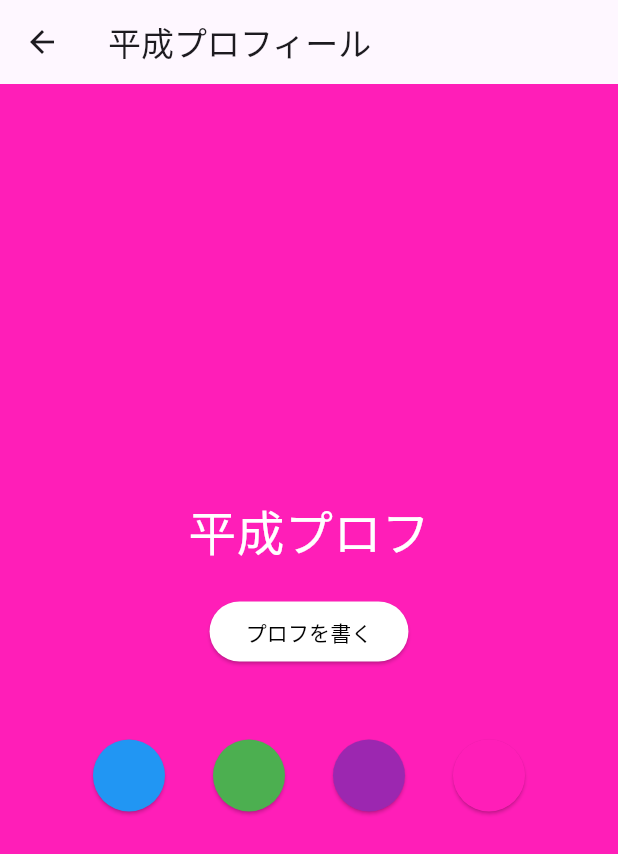
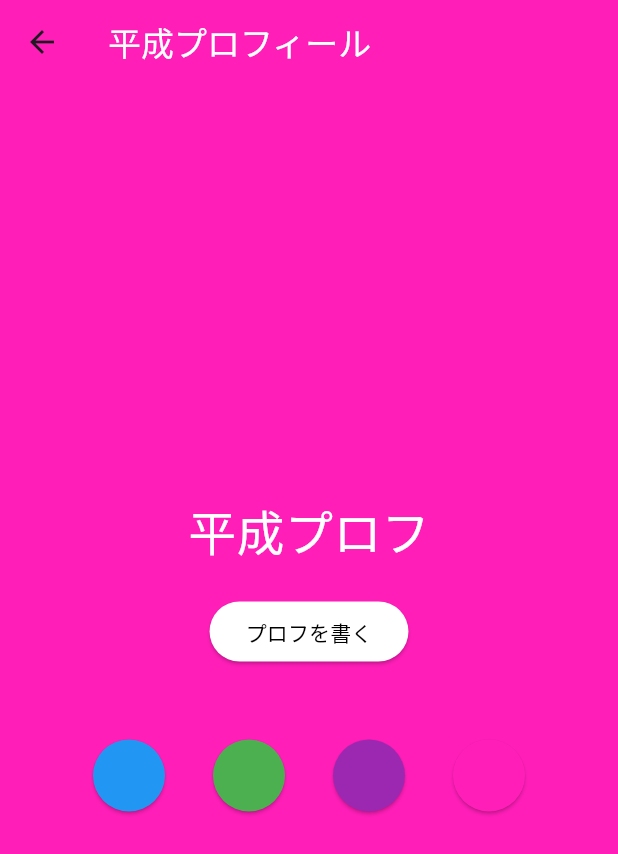
Before and after one commit to ddjyamagi/HeySayProfile2, a Flutter app: the MyHomePage screen opened directly, on a phone screen of 412 x 824 dp. Shown: the top 854 px of the screen. Run offline on Flutter 3.47's test engine with Material 3 defaults, Android fonts, the phone set to English and light mode, and no system bars; missing offline and left inert: dart:ffi; Roboto replaces fonts that are missing (Madou).

Commit message:
Appbarのカラー変更

```diff
--- a/lib/profile.dart
+++ b/lib/profile.dart
@@ -9,7 +9,7 @@ class MyHomePage extends StatefulWidget {
 }
 
 class _MyHomePageState extends State<MyHomePage> {
-  Color backgroundColor = const Color.fromARGB(255, 255, 30, 184);
+  Color themecolor = const Color.fromARGB(255, 255, 30, 184);
   // 背景色の初期値
   @override
   Widget build(BuildContext context) {
@@ -21,9 +21,14 @@ class _MyHomePageState extends State<MyHomePage> {
             Navigator.pop(context); // 前の画面に戻る
           },
         ),
-        title: const Text('平成プロフィール'), // アプリバーのタイトル
+        title: const Text(
+          '平成プロフィール',
+          style: TextStyle(color: Colors.white),
+        ), // アプリバーのタイトル
+
+        backgroundColor: themecolor,
       ),
-      backgroundColor: backgroundColor, // 背景色
+      backgroundColor: themecolor, // 背景色
       body: Center(
         child: SingleChildScrollView(
           child: Column(
@@ -47,7 +52,7 @@ class _MyHomePageState extends State<MyHomePage> {
                     context,
                     MaterialPageRoute<void>(
                       builder: (context) {
-                        return ProfilePage(backgroundColor: backgroundColor);
+                        return ProfilePage(backgroundColor: themecolor);
                       }, // ProfilePageへ遷移
                     ),
                   );
@@ -65,7 +70,7 @@ class _MyHomePageState extends State<MyHomePage> {
                     color: Colors.blue, // ボタンの色
                     onPressed: () {
                       setState(() {
-                        backgroundColor = Colors.blue; // 背景色を変更
+                        themecolor = Colors.blue; // 背景色を変更
                       });
                     },
                   ),
@@ -73,7 +78,7 @@ class _MyHomePageState extends State<MyHomePage> {
                     color: Colors.green, // ボタンの色
                     onPressed: () {
                       setState(() {
-                        backgroundColor = Colors.green; // 背景色を変更
+                        themecolor = Colors.green; // 背景色を変更
                       });
                     },
                   ),
@@ -81,7 +86,7 @@ class _MyHomePageState extends State<MyHomePage> {
                     color: Colors.purple, // ボタンの色
                     onPressed: () {
                       setState(() {
-                        backgroundColor = Colors.purple; // 背景色を変更
+                        themecolor = Colors.purple; // 背景色を変更
                       });
                     },
                   ),
@@ -89,7 +94,7 @@ class _MyHomePageState extends State<MyHomePage> {
                     color: const Color.fromARGB(255, 255, 30, 184), // ボタンの色
                     onPressed: () {
                       setState(() {
-                        backgroundColor = const Color.fromARGB(
+                        themecolor = const Color.fromARGB(
                           255,
                           255,
                           30,
```
